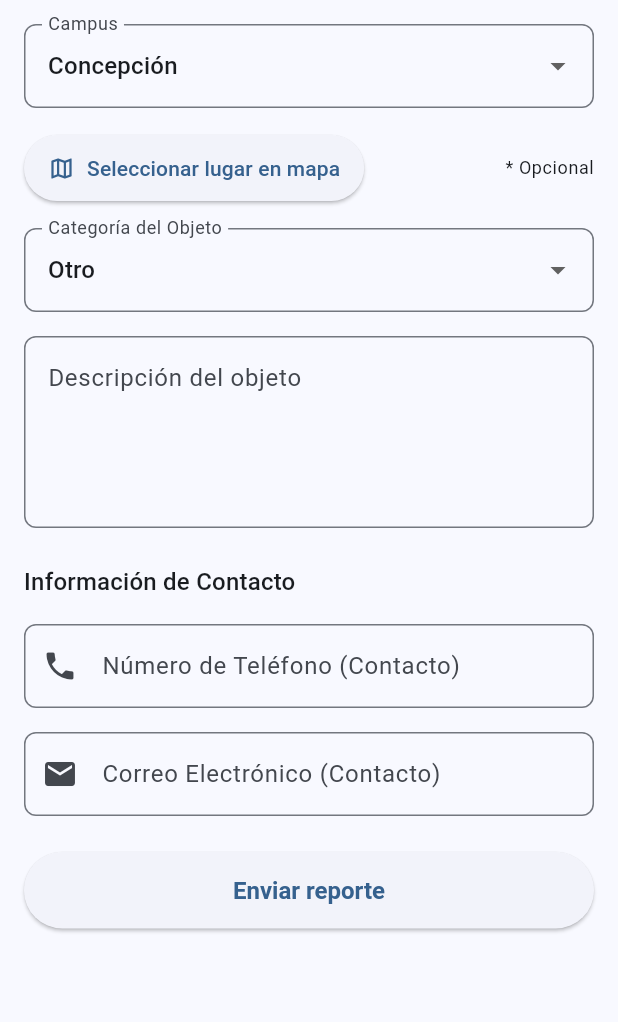
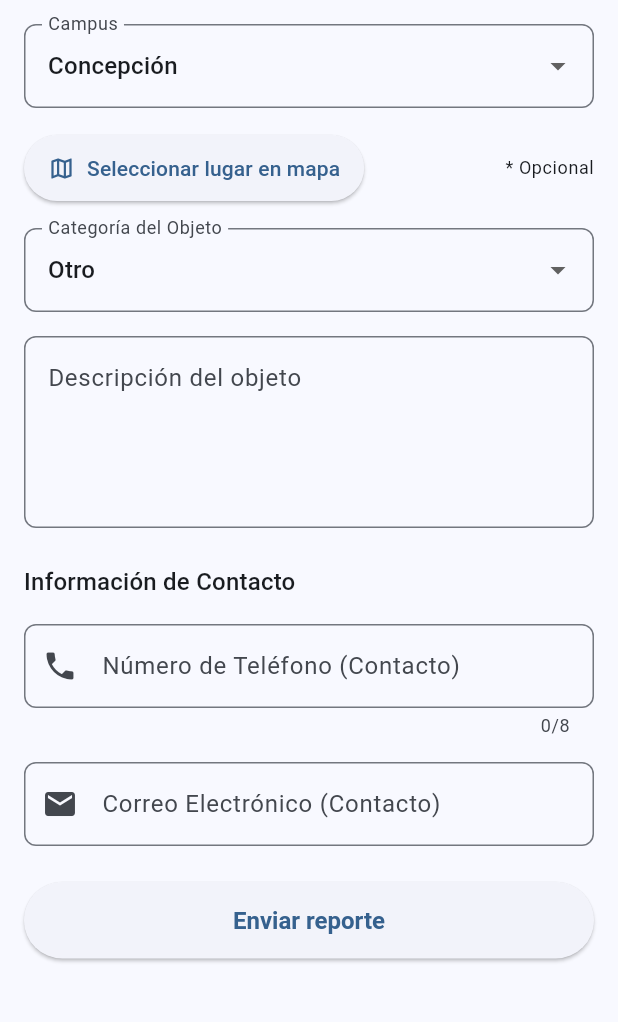
Before and after one commit to aToled/ProyIS-ObjetosPerdidos, a Flutter app: the ReportLostItemPage screen opened directly with empty values, on a phone screen of 412 x 824 dp, the part 84-1106 px from its top. Run offline on Flutter 3.47's test engine with Material 3 defaults, Android fonts, the phone set to English and light mode, and no system bars; our stand-ins replace font_awesome_flutter, google_maps_flutter, hive, hive_flutter; accounts and stored records are empty.

Commit message:
feat: Se valida el número telefónico agregando +569 y limitando la variable a 8 de largo

```diff
--- a/app_objetos_perdidos/lib/pages/report_lost_item_page.dart
+++ b/app_objetos_perdidos/lib/pages/report_lost_item_page.dart
@@ -86,20 +86,27 @@ class _ReportLostItemPageState extends State<ReportLostItemPage> {
       decoration: InputDecoration(
         labelText: 'Número de Teléfono (Contacto)',
         prefixIcon: Icon(Icons.phone),
-        hintText: "Ej: 912345678",
+        prefixText: '+569 ',
+        prefixStyle: TextStyle(
+          color: Colors.black87,
+          fontWeight: FontWeight.w500,
+          fontSize: 16,
+        ),
+        hintText: "12345678",
         border: OutlineInputBorder(
           borderRadius: BorderRadius.circular(8.0),
         ),
       ),
       keyboardType: TextInputType.phone,
+      maxLength: 8,
       validator: (value) {
         if (value == null || value.isEmpty) {
           return 'Por favor, ingresa un número de teléfono';
         }
-        final phoneRegex = RegExp(r'^\d{9}$');
+        final phoneRegex = RegExp(r'^\d{8}$');
 
         if (!phoneRegex.hasMatch(value)) {
-          return 'Ingresa un número de 9 dígitos';
+          return 'Ingresa un número de 8 dígitos';
         }
 
         return null;
@@ -210,7 +217,7 @@ class _ReportLostItemPageState extends State<ReportLostItemPage> {
             _descripcionController.text,
             _etiqueta.value,
             widget.buscador.getId() ,
-            _numTelController.text,
+            '+569${_numTelController.text}',
             _correoController.text,
 
           );
```
